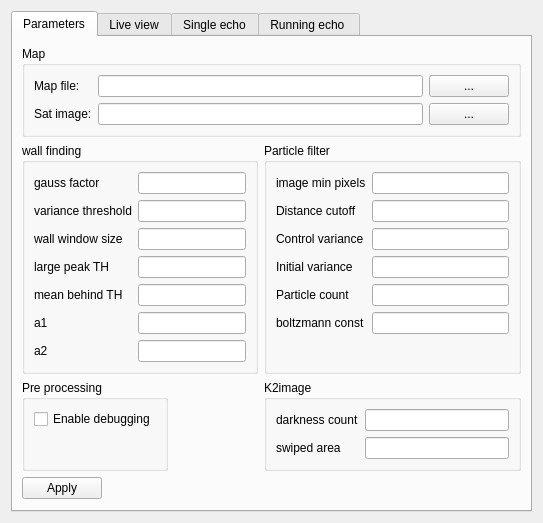
iti-luebeck/HANSE2011, file Hanse/Module_SonarLocalization/form_sonarlocalization.ui: the form before one commit.
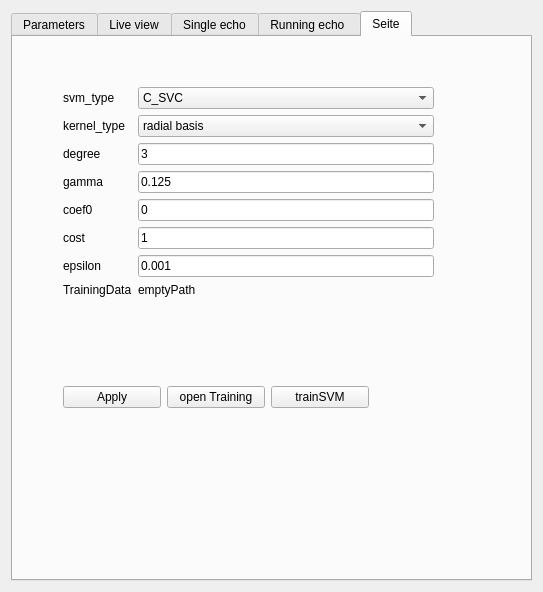
The form after the commit.

The edit to the form file:
```diff
--- a/Hanse/Module_SonarLocalization/form_sonarlocalization.ui
+++ b/Hanse/Module_SonarLocalization/form_sonarlocalization.ui
@@ -7,17 +7,17 @@
     <x>0</x>
     <y>0</y>
     <width>543</width>
-    <height>507</height>
+    <height>592</height>
    </rect>
   </property>
   <property name="windowTitle">
    <string>Form</string>
   </property>
-  <layout class="QGridLayout" name="gridLayout">
-   <item row="0" column="0">
+  <layout class="QVBoxLayout" name="verticalLayout_3">
+   <item>
     <widget class="QTabWidget" name="tabWidget">
      <property name="currentIndex">
-      <number>0</number>
+      <number>4</number>
      </property>
      <widget class="QWidget" name="tab_2">
       <attribute name="title">
@@ -441,6 +441,195 @@
        </item>
       </layout>
      </widget>
+     <widget class="QWidget" name="tab_5">
+      <attribute name="title">
+       <string>Seite</string>
+      </attribute>
+      <widget class="QWidget" name="formLayoutWidget">
+       <property name="geometry">
+        <rect>
+         <x>50</x>
+         <y>50</y>
+         <width>371</width>
+         <height>268</height>
+        </rect>
+       </property>
+       <layout class="QFormLayout" name="formLayout_6">
+        <item row="3" column="0">
+         <widget class="QLabel" name="label_23">
+          <property name="text">
+           <string>kernel_type</string>
+          </property>
+         </widget>
+        </item>
+        <item row="3" column="1">
+         <widget class="QComboBox" name="kernelChooser">
+          <property name="currentIndex">
+           <number>2</number>
+          </property>
+          <item>
+           <property name="text">
+            <string>linear</string>
+           </property>
+          </item>
+          <item>
+           <property name="text">
+            <string>polynomial</string>
+           </property>
+          </item>
+          <item>
+           <property name="text">
+            <string>radial basis</string>
+           </property>
+          </item>
+          <item>
+           <property name="text">
+            <string>sigmoid</string>
+           </property>
+          </item>
+         </widget>
+        </item>
+        <item row="5" column="1">
+         <widget class="QLineEdit" name="gamma">
+          <property name="text">
+           <string>0.125</string>
+          </property>
+         </widget>
+        </item>
+        <item row="4" column="0">
+         <widget class="QLabel" name="label_24">
+          <property name="text">
+           <string>degree</string>
+          </property>
+         </widget>
+        </item>
+        <item row="4" column="1">
+         <widget class="QLineEdit" name="degree">
+          <property name="text">
+           <string>3</string>
+          </property>
+         </widget>
+        </item>
+        <item row="6" column="1">
+         <widget class="QLineEdit" name="coef0">
+          <property name="text">
+           <string>0</string>
+          </property>
+         </widget>
+        </item>
+        <item row="5" column="0">
+         <widget class="QLabel" name="label_25">
+          <property name="text">
+           <string>gamma</string>
+          </property>
+         </widget>
+        </item>
+        <item row="6" column="0">
+         <widget class="QLabel" name="label_26">
+          <property name="text">
+           <string>coef0</string>
+          </property>
+         </widget>
+        </item>
+        <item row="2" column="0">
+         <widget class="QLabel" name="label_22">
+          <property name="text">
+           <string>svm_type</string>
+          </property>
+         </widget>
+        </item>
+        <item row="2" column="1">
+         <widget class="QComboBox" name="svmChooser">
+          <item>
+           <property name="text">
+            <string>C_SVC</string>
+           </property>
+          </item>
+          <item>
+           <property name="text">
+            <string>nu_SVC</string>
+           </property>
+          </item>
+         </widget>
+        </item>
+        <item row="7" column="0">
+         <widget class="QLabel" name="label_27">
+          <property name="text">
+           <string>cost</string>
+          </property>
+         </widget>
+        </item>
+        <item row="7" column="1">
+         <widget class="QLineEdit" name="cost">
+          <property name="text">
+           <string>1</string>
+          </property>
+         </widget>
+        </item>
+        <item row="8" column="0">
+         <widget class="QLabel" name="label_28">
+          <property name="text">
+           <string>epsilon</string>
+          </property>
+         </widget>
+        </item>
+        <item row="8" column="1">
+         <widget class="QLineEdit" name="epsilon">
+          <property name="text">
+           <string>0.001</string>
+          </property>
+         </widget>
+        </item>
+        <item row="9" column="0">
+         <widget class="QLabel" name="label_29">
+          <property name="text">
+           <string>TrainingData</string>
+          </property>
+         </widget>
+        </item>
+        <item row="9" column="1">
+         <widget class="QLabel" name="trainingDataPath">
+          <property name="text">
+           <string>emptyPath</string>
+          </property>
+         </widget>
+        </item>
+       </layout>
+      </widget>
+      <widget class="QWidget" name="horizontalLayoutWidget">
+       <property name="geometry">
+        <rect>
+         <x>50</x>
+         <y>320</y>
+         <width>306</width>
+         <height>80</height>
+        </rect>
+       </property>
+       <layout class="QHBoxLayout" name="horizontalLayout">
+        <item>
+         <widget class="QPushButton" name="apply">
+          <property name="text">
+           <string>Apply</string>
+          </property>
+         </widget>
+        </item>
+        <item>
+         <widget class="QPushButton" name="openTrainingSamples">
+          <property name="text">
+           <string>open Training</string>
+          </property>
+         </widget>
+        </item>
+        <item>
+         <widget class="QPushButton" name="trainSVM">
+          <property name="text">
+           <string>trainSVM</string>
+          </property>
+         </widget>
+        </item>
+       </layout>
+      </widget>
+     </widget>
     </widget>
    </item>
   </layout>
```
